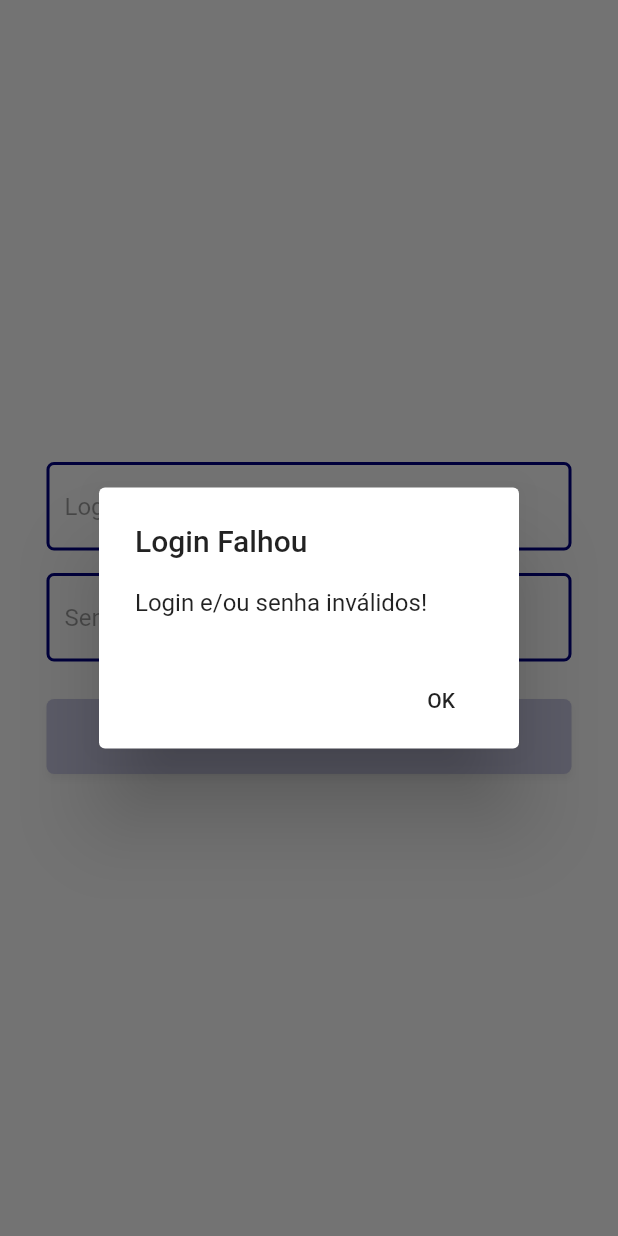
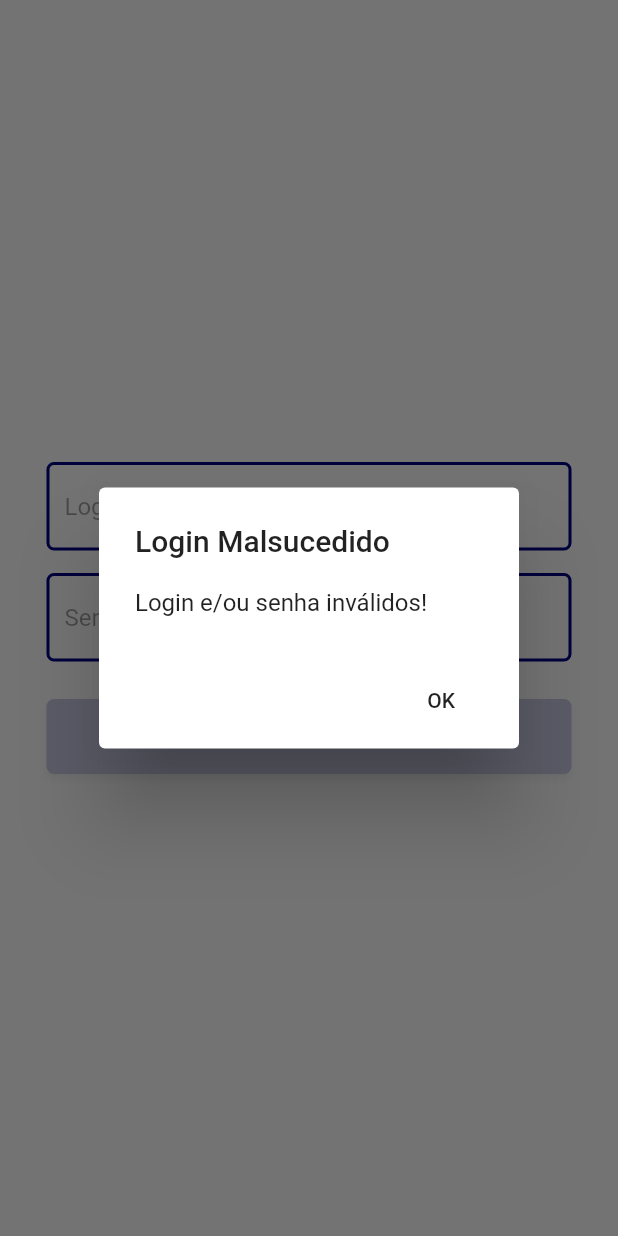
Before and after one commit to DCOMP-UFS/comunicalab-frontend, a Flutter app: the screen it shows after launch, after a tap on "Entrar", on a phone screen of 412 x 824 dp. Run offline on Flutter 3.47's test engine with Material 2 defaults, Android fonts, the phone set to English and light mode, and no system bars.

Commit message:
Algumas correções no tema e nos textos

```diff
--- a/lib/main.dart
+++ b/lib/main.dart
@@ -7,7 +7,7 @@ class MyApp extends StatelessWidget {
   @override
   Widget build(BuildContext context) {
     return MaterialApp(
-      title: 'ComunicaLab',
+      title: 'Comunica-lab',
       theme: ThemeData(
           primaryColor: Color(0xFFF8F8FF),
           fontFamily: 'Roboto',
@@ -22,6 +22,7 @@ class MyApp extends StatelessWidget {
                   borderRadius: BorderRadius.circular(5.0),
                   borderSide:
                       BorderSide(color: Color(0xFF000080), width: 2.0))),
+          primaryIconTheme: IconThemeData(color: Color(0xFF000080)),
           primaryTextTheme: Theme.of(context)
               .primaryTextTheme
               .apply(bodyColor: Color(0xFF000080)),
--- a/lib/pages/login.dart
+++ b/lib/pages/login.dart
@@ -42,7 +42,7 @@ class _LoginPageState extends State<LoginPage> {
           context: context,
           builder: (BuildContext context) {
             return AlertDialog(
-              title: Text('Login Falhou'),
+              title: Text('Login Malsucedido'),
               content: Text('Login e/ou senha inválidos!'),
               actions: <Widget>[
                 FlatButton(
@@ -57,7 +57,7 @@ class _LoginPageState extends State<LoginPage> {
           });
     }
 
-    setState(() => _ifLoading = true);
+    setState(() => _ifLoading = true);            //Simulação de processamento de login
     await Future.delayed(Duration(seconds: 1));
 
     Navigator.of(context).push(MaterialPageRoute(
```
Also changed, not shown: lib/pages/home.dart (+7 -2 lines).
